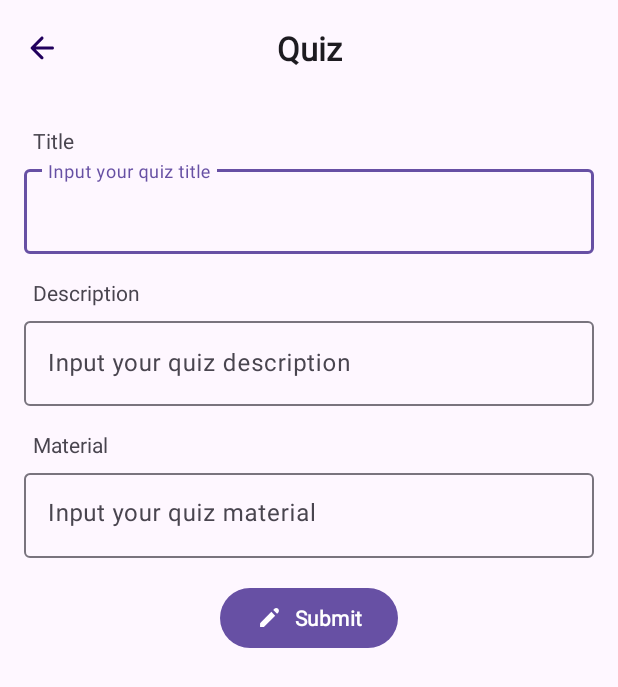
After one commit to The-Petot/Mindcraft, an Android app: the AddQuizActivity screen opened directly, with no data from a screen before it, on a phone screen of 412 x 824 dp. The commit adds this screen. Shown: the top 687 px of the screen. Run offline under Robolectric (Android 15) with nearby library versions, the phone set to English and light mode, and no system bars.

Commit message:
feat(quiz): added new quiz implementation

```diff
--- a/app/src/main/java/com/thepetot/mindcraft/ui/home/HomeFragment.kt
+++ b/app/src/main/java/com/thepetot/mindcraft/ui/home/HomeFragment.kt
@@ -1,5 +1,6 @@
 package com.thepetot.mindcraft.ui.home
 
+import android.content.Intent
 import android.os.Bundle
 import androidx.fragment.app.Fragment
 import android.view.LayoutInflater
@@ -9,6 +10,7 @@ import androidx.recyclerview.widget.LinearLayoutManager
 import com.thepetot.mindcraft.data.remote.response.ListQuizItem
 import com.thepetot.mindcraft.databinding.FragmentHomeBinding
 import com.thepetot.mindcraft.ui.adapter.QuizHistoryAdapter
+import com.thepetot.mindcraft.ui.home.quiz.add.AddQuizActivity
 import com.thepetot.mindcraft.utils.generateDummyData
 
 class HomeFragment : Fragment() {
@@ -36,6 +38,8 @@ class HomeFragment : Fragment() {
         }
 
         quizHistoryAdapter.submitList(generateDummyData(10))
+
+        binding.btnAddQuiz.setOnClickListener { addNewQuiz() }
     }
 
     override fun onDestroyView() {
@@ -43,4 +47,9 @@ class HomeFragment : Fragment() {
         _binding = null
     }
 
+    private fun addNewQuiz() {
+        val addNewQuizIntent = Intent(context, AddQuizActivity::class.java)
+        startActivity(addNewQuizIntent)
+    }
+
 }
--- /dev/null
+++ b/app/src/main/java/com/thepetot/mindcraft/ui/home/quiz/add/AddQuizActivity.kt
@@ -0,0 +1,35 @@
+package com.thepetot.mindcraft.ui.home.quiz.add
+
+import android.os.Bundle
+import android.view.View
+import androidx.activity.enableEdgeToEdge
+import androidx.appcompat.app.AppCompatActivity
+import androidx.core.view.ViewCompat
+import androidx.core.view.WindowInsetsCompat
+import com.thepetot.mindcraft.R
+import com.thepetot.mindcraft.databinding.ActivityAddQuizBinding
+
+class AddQuizActivity : AppCompatActivity() {
+
+    private lateinit var binding: ActivityAddQuizBinding
+
+    override fun onCreate(savedInstanceState: Bundle?) {
+        enableEdgeToEdge()
+        super.onCreate(savedInstanceState)
+        binding = ActivityAddQuizBinding.inflate(layoutInflater)
+        setContentView(binding.root)
+        ViewCompat.setOnApplyWindowInsetsListener(binding.root) { v, insets ->
+            val systemBars = insets.getInsets(WindowInsetsCompat.Type.systemBars())
+            v.setPadding(systemBars.left, systemBars.top, systemBars.right, systemBars.bottom)
+            insets
+        }
+
+        binding.toolbar.setNavigationOnClickListener {
+            onBackPressedDispatcher.onBackPressed()
+        }
+
+        binding.btnSubmit.setOnClickListener {
+            binding.progressBar.visibility = View.VISIBLE
+        }
+    }
+}
--- /dev/null
+++ b/app/src/main/java/com/thepetot/mindcraft/ui/home/quiz/start/StartQuizActivity.kt
@@ -0,0 +1,21 @@
+package com.thepetot.mindcraft.ui.home.quiz.start
+
+import android.os.Bundle
+import androidx.activity.enableEdgeToEdge
+import androidx.appcompat.app.AppCompatActivity
+import androidx.core.view.ViewCompat
+import androidx.core.view.WindowInsetsCompat
+import com.thepetot.mindcraft.R
+
+class StartQuizActivity : AppCompatActivity() {
+    override fun onCreate(savedInstanceState: Bundle?) {
+        super.onCreate(savedInstanceState)
+        enableEdgeToEdge()
+        setContentView(R.layout.activity_start_quiz)
+        ViewCompat.setOnApplyWindowInsetsListener(findViewById(R.id.main)) { v, insets ->
+            val systemBars = insets.getInsets(WindowInsetsCompat.Type.systemBars())
+            v.setPadding(systemBars.left, systemBars.top, systemBars.right, systemBars.bottom)
+            insets
+        }
+    }
+}
--- /dev/null
+++ b/app/src/main/res/drawable/ic_pencil.xml
@@ -0,0 +1,12 @@
+<vector xmlns:android="http://schemas.android.com/apk/res/android"
+    android:width="24dp"
+    android:height="24dp"
+    android:viewportWidth="24"
+    android:viewportHeight="24">
+  <path
+      android:pathData="M16.303,4.303C17.24,3.366 18.76,3.366 19.697,4.303C20.634,5.24 20.634,6.76 19.697,7.697L18.746,8.649L15.352,5.255L16.303,4.303Z"
+      android:fillColor="#424242"/>
+  <path
+      android:pathData="M13.655,6.952L3.6,17.006V20.4H6.994L17.049,10.346L13.655,6.952Z"
+      android:fillColor="#424242"/>
+</vector>
--- /dev/null
+++ b/app/src/main/res/layout/activity_add_quiz.xml
@@ -0,0 +1,146 @@
+<?xml version="1.0" encoding="utf-8"?>
+<androidx.coordinatorlayout.widget.CoordinatorLayout xmlns:android="http://schemas.android.com/apk/res/android"
+    xmlns:app="http://schemas.android.com/apk/res-auto"
+    xmlns:tools="http://schemas.android.com/tools"
+    android:id="@+id/add_quiz"
+    android:layout_width="match_parent"
+    android:layout_height="match_parent"
+    tools:context=".ui.home.quiz.add.AddQuizActivity">
+
+    <com.google.android.material.appbar.AppBarLayout
+        android:layout_width="match_parent"
+        android:layout_height="wrap_content">
+
+        <com.google.android.material.appbar.MaterialToolbar
+            android:id="@+id/toolbar"
+            android:layout_width="match_parent"
+            android:layout_height="wrap_content"
+            app:titleCentered="true"
+            app:title="Quiz"
+            app:titleTextAppearance="@style/CustomToolbarTitle"
+            android:minHeight="?attr/actionBarSize"
+            app:navigationIcon="@drawable/ic_back"/>
+
+        <com.google.android.material.progressindicator.LinearProgressIndicator
+            android:id="@+id/progress_bar"
+            android:layout_width="match_parent"
+            android:layout_height="wrap_content"
+            android:indeterminate="true"
+            android:visibility="invisible"
+            tools:visibility="visible" />
+
+    </com.google.android.material.appbar.AppBarLayout>
+
+    <androidx.core.widget.NestedScrollView
+        android:layout_width="match_parent"
+        android:layout_height="match_parent"
+        app:layout_behavior="@string/appbar_scrolling_view_behavior">
+
+        <androidx.constraintlayout.widget.ConstraintLayout
+            android:layout_width="match_parent"
+            android:layout_height="wrap_content">
+
+            <TextView
+                android:id="@+id/textView2"
+                android:layout_width="match_parent"
+                android:layout_height="wrap_content"
+                android:layout_marginHorizontal="16dp"
+                android:layout_marginTop="16dp"
+                android:paddingHorizontal="6dp"
+                android:text="Title"
+                app:layout_constraintEnd_toEndOf="parent"
+                app:layout_constraintStart_toStartOf="parent"
+                app:layout_constraintTop_toTopOf="parent" />
+
+            <com.google.android.material.textfield.TextInputLayout
+                android:id="@+id/textInputLayout"
+                android:layout_width="0dp"
+                android:layout_height="wrap_content"
+                android:layout_marginTop="4dp"
+                android:hint="Input your quiz title"
+                app:layout_constraintEnd_toEndOf="@+id/textView2"
+                app:layout_constraintStart_toStartOf="@+id/textView2"
+                app:layout_constraintTop_toBottomOf="@+id/textView2">
+
+                <com.google.android.material.textfield.TextInputEditText
+                    android:id="@+id/text_input_title"
+                    android:layout_width="match_parent"
+                    android:layout_height="match_parent" />
+
+            </com.google.android.material.textfield.TextInputLayout>
+
+            <TextView
+                android:id="@+id/textView3"
+                android:layout_width="0dp"
+                android:layout_height="wrap_content"
+                android:layout_marginTop="16dp"
+                android:paddingHorizontal="6dp"
+                android:text="Description"
+                app:layout_constraintEnd_toEndOf="@+id/textInputLayout"
+                app:layout_constraintStart_toStartOf="@+id/textInputLayout"
+                app:layout_constraintTop_toBottomOf="@+id/textInputLayout" />
+
+            <com.google.android.material.textfield.TextInputLayout
+                android:id="@+id/textInputLayout2"
+                android:layout_width="0dp"
+                android:layout_height="wrap_content"
+                android:layout_marginTop="4dp"
+                android:hint="Input your quiz description"
+                app:layout_constraintEnd_toEndOf="@+id/textView3"
+                app:layout_constraintStart_toStartOf="@+id/textView3"
+                app:layout_constraintTop_toBottomOf="@+id/textView3">
+
+                <com.google.android.material.textfield.TextInputEditText
+                    android:id="@+id/text_input_description"
+                    android:layout_width="match_parent"
+                    android:layout_height="match_parent" />
+
+            </com.google.android.material.textfield.TextInputLayout>
+
+            <TextView
+                android:id="@+id/textView4"
+                android:layout_width="0dp"
+                android:layout_height="wrap_content"
+                android:layout_marginTop="16dp"
+                android:paddingHorizontal="6dp"
+                android:text="Material"
+                app:layout_constraintEnd_toEndOf="@+id/textInputLayout2"
+                app:layout_constraintStart_toStartOf="@+id/textInputLayout2"
+                app:layout_constraintTop_toBottomOf="@+id/textInputLayout2" />
+
+            <com.google.android.material.textfield.TextInputLayout
+                android:id="@+id/textField"
+                android:layout_width="0dp"
+                android:layout_height="wrap_content"
+                android:layout_marginTop="4dp"
+                android:hint="Input your quiz material"
+                app:layout_constraintEnd_toEndOf="@+id/textView4"
+                app:layout_constraintStart_toStartOf="@+id/textView4"
+                app:layout_constraintTop_toBottomOf="@+id/textView4">
+
+                <com.google.android.material.textfield.TextInputEditText
+                    android:id="@+id/text_input_material"
+                    android:layout_width="match_parent"
+                    android:layout_height="match_parent"
+                    android:gravity="start|top" />
+
+            </com.google.android.material.textfield.TextInputLayout>
+
+            <Button
+                android:id="@+id/btn_submit"
+                android:layout_width="wrap_content"
+                android:layout_height="wrap_content"
+                android:layout_margin="16dp"
+                android:text="Submit"
+                android:textStyle="bold"
+                app:icon="@drawable/ic_pencil"
+                app:layout_constraintBottom_toBottomOf="parent"
+                app:layout_constraintEnd_toEndOf="parent"
+                app:layout_constraintStart_toStartOf="parent"
+                app:layout_constraintTop_toBottomOf="@+id/textField" />
+
+        </androidx.constraintlayout.widget.ConstraintLayout>
+
+    </androidx.core.widget.NestedScrollView>
+
+</androidx.coordinatorlayout.widget.CoordinatorLayout>
--- a/app/src/main/res/layout/activity_main.xml
+++ b/app/src/main/res/layout/activity_main.xml
@@ -24,7 +24,7 @@
         android:id="@+id/nav_host_fragment_activity_main"
         android:name="androidx.navigation.fragment.NavHostFragment"
         android:layout_width="match_parent"
-        android:layout_height="match_parent"
+        android:layout_height="0dp"
         app:defaultNavHost="true"
         app:layout_constraintBottom_toTopOf="@+id/nav_view"
         app:layout_constraintEnd_toEndOf="parent"
--- /dev/null
+++ b/app/src/main/res/layout/activity_start_quiz.xml
@@ -0,0 +1,10 @@
+<?xml version="1.0" encoding="utf-8"?>
+<androidx.constraintlayout.widget.ConstraintLayout xmlns:android="http://schemas.android.com/apk/res/android"
+    xmlns:app="http://schemas.android.com/apk/res-auto"
+    xmlns:tools="http://schemas.android.com/tools"
+    android:id="@+id/main"
+    android:layout_width="match_parent"
+    android:layout_height="match_parent"
+    tools:context=".ui.home.quiz.start.StartQuizActivity">
+
+</androidx.constraintlayout.widget.ConstraintLayout>
--- a/app/src/main/res/layout/fragment_home.xml
+++ b/app/src/main/res/layout/fragment_home.xml
@@ -19,10 +19,6 @@
             app:title="@string/app_name"
             app:titleTextAppearance="@style/CustomToolbarTitle"/>
 
-        <com.google.android.material.divider.MaterialDivider
-            android:layout_width="match_parent"
-            android:layout_height="wrap_content"/>
-
     </com.google.android.material.appbar.AppBarLayout>
 
     <androidx.core.widget.NestedScrollView
@@ -43,6 +39,7 @@
     </androidx.core.widget.NestedScrollView>
 
     <com.google.android.material.floatingactionbutton.FloatingActionButton
+        android:id="@+id/btn_add_quiz"
         android:layout_width="wrap_content"
         android:layout_height="wrap_content"
         android:layout_gravity="bottom|end"
```
Also changed, not shown: app/src/main/AndroidManifest.xml (+13 -4 lines).
